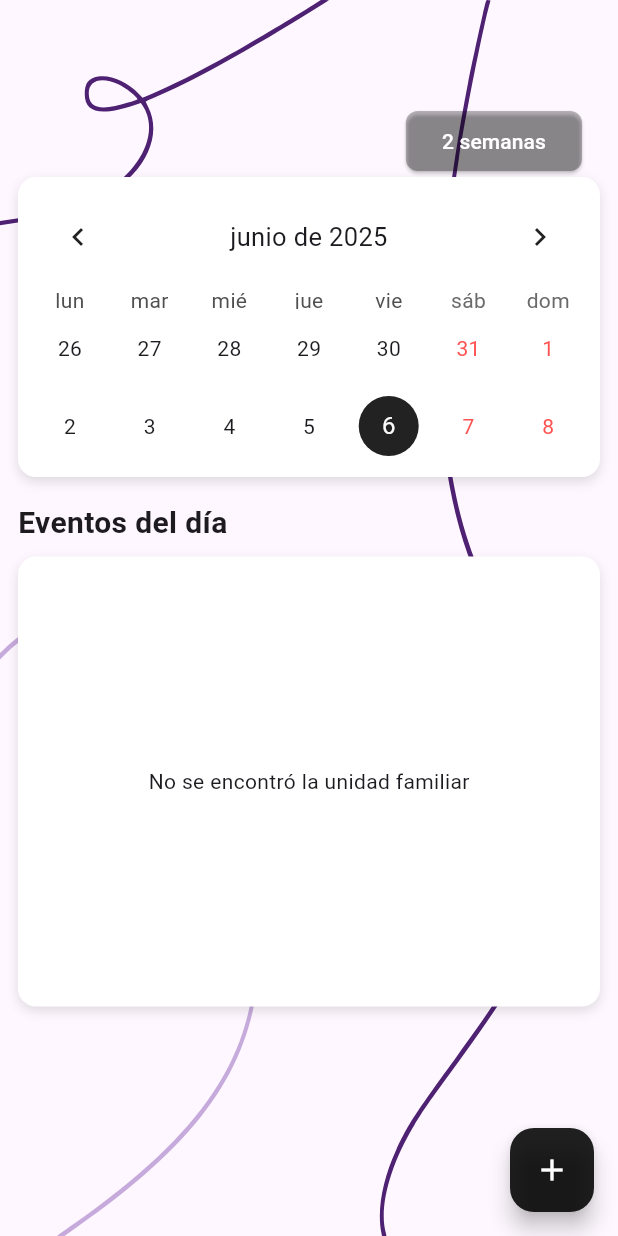
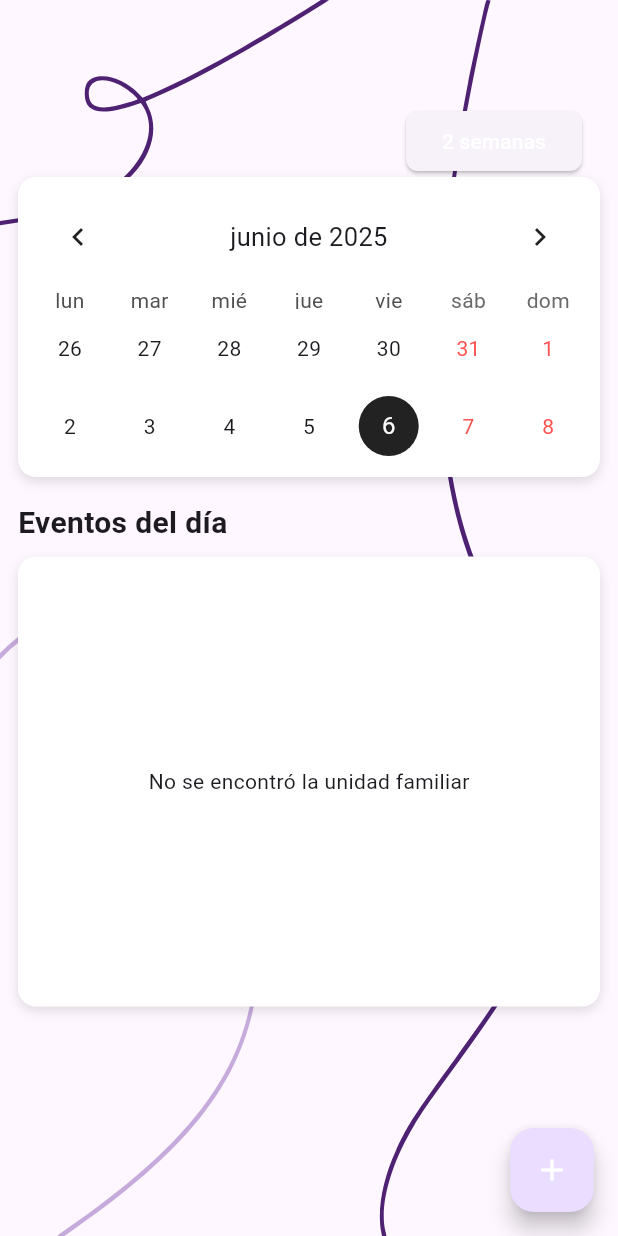
Before and after one commit to angelasamb/TFG_bettervibes, a Flutter app: the PantallaEventos screen opened directly, after a tap on "Mes", on a phone screen of 412 x 824 dp. Run offline on Flutter 3.47's test engine with Material 3 defaults, Android fonts, the phone set to English and light mode, and no system bars; drawn by our look-alikes of table_calendar; our stand-ins replace cloud_firestore, firebase_auth, firebase_core, flutter_svg, google_sign_in; accounts and stored records are empty; statements that could not run were skipped.

Commit message:
puntito Evento

```diff
--- a/lib/pantallas/subPantallas/PantallaEventos.dart
+++ b/lib/pantallas/subPantallas/PantallaEventos.dart
@@ -1,6 +1,8 @@
+import 'package:cloud_firestore/cloud_firestore.dart';
 import 'package:flutter/material.dart';
 import 'package:flutter_svg/flutter_svg.dart';
 import 'package:table_calendar/table_calendar.dart';
+import 'package:tfg_bettervibes/funcionalidades/MainFunciones.dart';
 import 'package:tfg_bettervibes/pantallas/subPantallas/pantallasAgregadas/PantallaCrearEvento.dart';
 
 import '../../widgets/ListaEventosPorDiaBotones.dart';
@@ -13,8 +15,10 @@ class PantallaEventos extends StatefulWidget {
 }
 
 class _PantallaEventosState extends State<PantallaEventos> {
+  Map<DateTime, List<Map<String, dynamic>>> _eventosPorDia = {};
   DateTime _fechaSeleccionada = DateTime.now();
   CalendarFormat _formatoCalendario = CalendarFormat.month;
+
   String _textoFormato(CalendarFormat formato) {
     switch (formato) {
       case CalendarFormat.month:
@@ -28,6 +32,12 @@ class _PantallaEventosState extends State<PantallaEventos> {
     }
   }
 
+  @override
+  void initState() {
+    // TODO: implement initState
+    super.initState();
+    _cargarEventos();
+  }
 
   @override
   Widget build(BuildContext context) {
@@ -54,7 +64,8 @@ class _PantallaEventosState extends State<PantallaEventos> {
                       setState(() {
                         if (_formatoCalendario == CalendarFormat.month) {
                           _formatoCalendario = CalendarFormat.twoWeeks;
-                        } else if (_formatoCalendario == CalendarFormat.twoWeeks) {
+                        } else if (_formatoCalendario ==
+                            CalendarFormat.twoWeeks) {
                           _formatoCalendario = CalendarFormat.week;
                         } else {
                           _formatoCalendario = CalendarFormat.month;
@@ -62,8 +73,10 @@ class _PantallaEventosState extends State<PantallaEventos> {
                       });
                     },
                     style: ElevatedButton.styleFrom(
-                      backgroundColor: Colors.black26,
-                      shape: RoundedRectangleBorder(borderRadius: BorderRadius.circular(8)),
+                      backgroundColor: Colors.gamaColores.shade200,
+                      shape: RoundedRectangleBorder(
+                        borderRadius: BorderRadius.circular(8),
+                      ),
                     ),
                     child: Text(
                       _textoFormato(_formatoCalendario),
@@ -85,13 +98,23 @@ class _PantallaEventosState extends State<PantallaEventos> {
                   ),
                   padding: const EdgeInsets.all(8),
                   child: TableCalendar(
+
+                    eventLoader: (dia) {
+                      final fechaSinHora = DateTime(
+                        dia.year,
+                        dia.month,
+                        dia.day,
+                      );
+                      return _eventosPorDia[fechaSinHora] ?? [];
+                    },
                     startingDayOfWeek: StartingDayOfWeek.monday,
                     locale: 'es_ES',
                     firstDay: DateTime(2020),
                     lastDay: DateTime(2030),
                     focusedDay: _fechaSeleccionada,
                     calendarFormat: _formatoCalendario,
-                    selectedDayPredicate: (day) => isSameDay(day, _fechaSeleccionada),
+                    selectedDayPredicate:
+                        (day) => isSameDay(day, _fechaSeleccionada),
                     onDaySelected: (selectedDay, focusedDay) {
                       setState(() {
                         _fechaSeleccionada = selectedDay;
@@ -124,9 +147,28 @@ class _PantallaEventosState extends State<PantallaEventos> {
                         color: Colors.black26,
                         borderRadius: BorderRadius.circular(8),
                       ),
-                      formatButtonTextStyle: const TextStyle(color: Colors.white),
+                      formatButtonTextStyle: const TextStyle(
+                        color: Colors.white,
+                      ),
                       titleCentered: true,
-                    ),
+                    ),calendarBuilders: CalendarBuilders(
+                    markerBuilder: (context, date, events) {
+                      if (events.isNotEmpty) {
+                        return Align(
+                          alignment: Alignment.bottomCenter,
+                          child: Container(
+                            width: 6,
+                            height: 6,
+                            decoration: BoxDecoration(
+                              color: Colors.gamaColores.shade500,
+                              shape: BoxShape.circle,
+                            ),
+                          ),
+                        );
+                      }
+                      return const SizedBox();
+                    },
+                  ),
                   ),
                 ),
                 const SizedBox(height: 16),
@@ -156,13 +198,17 @@ class _PantallaEventosState extends State<PantallaEventos> {
         ],
       ),
       floatingActionButton: FloatingActionButton(
-        backgroundColor: Colors.black87,
+        backgroundColor: Colors.gamaColores.shade500,
         foregroundColor: Colors.white,
         onPressed: () {
           Navigator.push(
             context,
             MaterialPageRoute(
-              builder: (context) => PantallaCrearEvento(tipoActividad: "evento",fechaSeleccionada: _fechaSeleccionada,),
+              builder:
+                  (context) => PantallaCrearEvento(
+                    tipoActividad: "evento",
+                    fechaSeleccionada: _fechaSeleccionada,
+                  ),
             ),
           );
         },
@@ -170,4 +216,25 @@ class _PantallaEventosState extends State<PantallaEventos> {
       ),
     );
   }
+
+  Future<void> _cargarEventos() async {
+    final unidadFamiliarRef = await obtenerUnidadFamiliarRefActual();
+    final snapshot = await unidadFamiliarRef!.collection("Eventos").get();
+    final Map<DateTime, List<Map<String, dynamic>>> eventosTemp = {};
+    for (var doc in snapshot.docs) {
+      final data = doc.data();
+      final timestamp = (data["timestamp"] as Timestamp).toDate();
+      if (timestamp != null) {
+        final fecha = DateTime(timestamp.year, timestamp.month, timestamp.day);
+        if (eventosTemp[fecha] == null) {
+          eventosTemp[fecha] = [];
+        }
+        eventosTemp[fecha]!.add(data);
+      }
+
+    }
+    setState(() {
+      _eventosPorDia = eventosTemp;
+    });
+  }
 }
```
